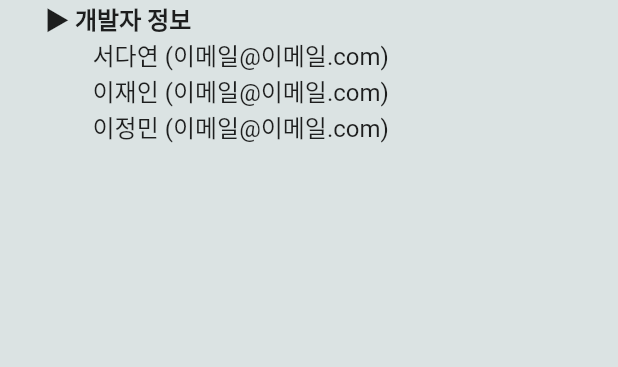
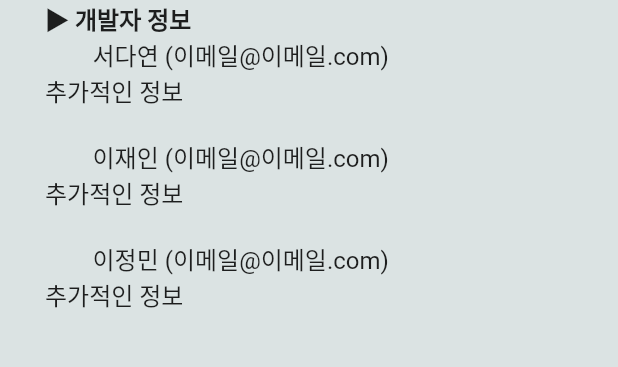
Before and after one commit to 2023-2-CAU-AI-MP-TeamProject/book_juk, a Flutter app: the License screen opened directly, on a phone screen of 412 x 824 dp, the part 309-676 px from its top. Run offline on Flutter 3.47's test engine with Material 2 defaults, Android fonts, the phone set to English and light mode, and no system bars; our stand-ins replace cloud_firestore, firebase_auth, firebase_core, fl_chart, flutter_native_splash, google_sign_in and 1 more; missing offline and left inert: kakao_flutter_sdk_user; accounts and stored records are empty.

Commit message:
라이선스 정보 수정, 세팅 화면 수정(스크롤 가능하게)

```diff
--- a/lib/setting/license.dart
+++ b/lib/setting/license.dart
@@ -62,12 +62,17 @@ class License extends StatelessWidget {
                 style: TextStyle(fontSize: 16.0, fontWeight: FontWeight.bold),
               ),
               Text(
-                '        서다연 (이메일@이메일.com)',
+                '        서다연 (이메일@이메일.com)\n'
+                    '추가적인 정보',
                 style: TextStyle(fontSize: 16),
               ),
-              Text('        이재인 (이메일@이메일.com)',
+              SizedBox(height: 20),
+              Text('        이재인 (이메일@이메일.com)\n'
+                  '추가적인 정보',
                 style: TextStyle(fontSize: 16),),
-              Text('        이정민 (이메일@이메일.com)',
+              SizedBox(height: 20),
+              Text('        이정민 (이메일@이메일.com)\n'
+                  '추가적인 정보',
                 style: TextStyle(fontSize: 16),),
             ],
           ),
```
Also changed, not shown: lib/setting/setting.dart (+9 -1 lines).
